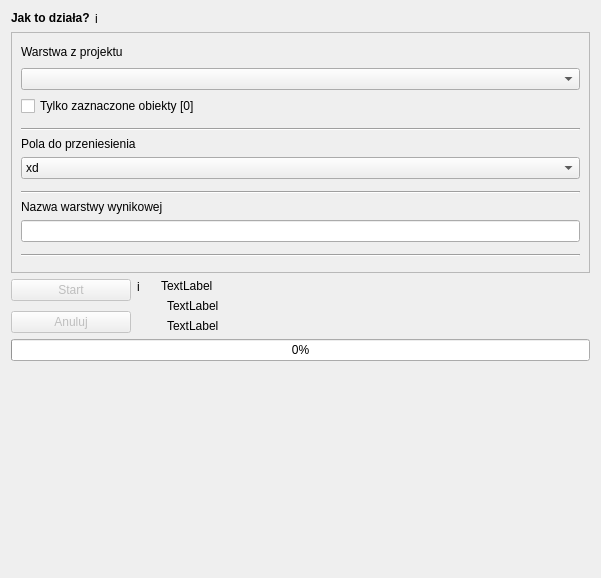
gis-support/gis-support-plugin, file gissupport_plugin/modules/uldk/modules/layer_import/main_base.ui: the form before one commit.
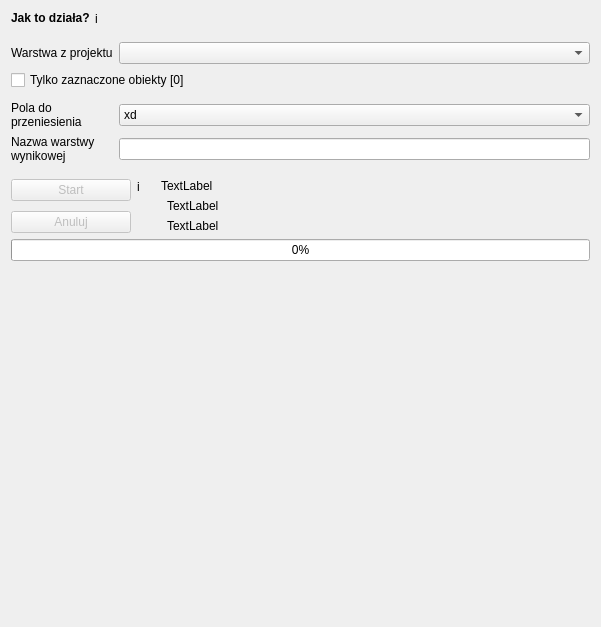
The form after the commit. Custom widgets are drawn as their Qt base class.

The edit to the form file:
```diff
--- a/gissupport_plugin/modules/uldk/modules/layer_import/main_base.ui
+++ b/gissupport_plugin/modules/uldk/modules/layer_import/main_base.ui
@@ -7,7 +7,7 @@
     <x>0</x>
     <y>0</y>
     <width>601</width>
-    <height>578</height>
+    <height>627</height>
    </rect>
   </property>
   <property name="sizePolicy">
@@ -101,130 +101,105 @@
     </widget>
    </item>
    <item>
-    <widget class="QFrame" name="frame">
+    <spacer name="verticalSpacer_2">
+     <property name="orientation">
+      <enum>Qt::Vertical</enum>
+     </property>
+     <property name="sizeType">
+      <enum>QSizePolicy::Maximum</enum>
+     </property>
+     <property name="sizeHint" stdset="0">
+      <size>
+       <width>20</width>
+       <height>10</height>
+      </size>
+     </property>
+    </spacer>
+   </item>
+   <item>
+    <layout class="QGridLayout" name="gridLayout_2">
+     <property name="topMargin">
+      <number>0</number>
+     </property>
+     <item row="4" column="1">
+      <widget class="QLineEdit" name="text_edit_target_layer_name">
      <property name="sizePolicy">
-      <sizepolicy hsizetype="Preferred" vsizetype="Minimum">
+        <sizepolicy hsizetype="Expanding" vsizetype="Fixed">
        <horstretch>0</horstretch>
        <verstretch>0</verstretch>
       </sizepolicy>
      </property>
-     <property name="minimumSize">
-      <size>
-       <width>0</width>
-       <height>240</height>
-      </size>
-     </property>
+      </widget>
+     </item>
+     <item row="3" column="0">
+      <widget class="QLabel" name="label_4">
      <property name="maximumSize">
       <size>
-       <width>16777215</width>
-       <height>16777215</height>
-      </size>
-     </property>
-     <property name="frameShape">
-      <enum>QFrame::StyledPanel</enum>
-     </property>
-     <property name="frameShadow">
-      <enum>QFrame::Raised</enum>
-     </property>
-     <layout class="QVBoxLayout" name="verticalLayout_8">
-      <item>
-       <widget class="QFrame" name="frame_4">
-        <property name="frameShape">
-         <enum>QFrame::NoFrame</enum>
-        </property>
-        <property name="frameShadow">
-         <enum>QFrame::Raised</enum>
-        </property>
-        <layout class="QVBoxLayout" name="verticalLayout_7">
-         <property name="leftMargin">
-          <number>0</number>
-         </property>
-         <property name="topMargin">
-          <number>0</number>
-         </property>
-         <property name="rightMargin">
-          <number>0</number>
-         </property>
-         <property name="bottomMargin">
-          <number>6</number>
-         </property>
-         <item>
-          <widget class="QLabel" name="label">
-           <property name="minimumSize">
-            <size>
-             <width>0</width>
-             <height>20</height>
-            </size>
-           </property>
-           <property name="maximumSize">
-            <size>
-             <width>16777215</width>
-             <height>20</height>
+         <width>150</width>
+         <height>100</height>
             </size>
            </property>
            <property name="text">
-            <string>Warstwa z projektu</string>
+        <string>Pola do przeniesienia</string>
+       </property>
+       <property name="wordWrap">
+        <bool>true</bool>
            </property>
           </widget>
          </item>
-         <item>
+     <item row="0" column="1">
           <widget class="QgsMapLayerComboBox" name="layer_select"/>
          </item>
-         <item>
+     <item row="1" column="0" colspan="2">
           <widget class="QCheckBox" name="checkbox_selected_only">
+       <property name="maximumSize">
+        <size>
+         <width>16777215</width>
+         <height>100</height>
+        </size>
+       </property>
            <property name="text">
             <string>Tylko zaznaczone obiekty [0]</string>
            </property>
           </widget>
          </item>
-        </layout>
-       </widget>
-      </item>
-      <item>
-       <widget class="Line" name="line_2">
-        <property name="orientation">
-         <enum>Qt::Horizontal</enum>
-        </property>
-       </widget>
-      </item>
-      <item>
-       <widget class="QFrame" name="frame_3">
-        <property name="frameShape">
-         <enum>QFrame::NoFrame</enum>
-        </property>
-        <property name="frameShadow">
-         <enum>QFrame::Raised</enum>
-        </property>
-        <layout class="QVBoxLayout" name="verticalLayout_6">
-         <property name="leftMargin">
-          <number>0</number>
-         </property>
-         <property name="topMargin">
-          <number>0</number>
-         </property>
-         <property name="rightMargin">
-          <number>0</number>
-         </property>
-         <property name="bottomMargin">
-          <number>6</number>
-         </property>
-         <item>
-          <widget class="QLabel" name="label_4">
-           <property name="maximumSize">
+     <item row="0" column="0">
+      <widget class="QLabel" name="label">
+       <property name="minimumSize">
             <size>
-             <width>16777215</width>
+         <width>0</width>
              <height>20</height>
             </size>
            </property>
+       <property name="maximumSize">
+        <size>
+         <width>150</width>
+         <height>100</height>
+        </size>
+       </property>
            <property name="text">
-            <string>Pola do przeniesienia</string>
+        <string>Warstwa z projektu</string>
+       </property>
+      </widget>
+     </item>
+     <item row="4" column="0">
+      <widget class="QLabel" name="label_2">
+       <property name="maximumSize">
+        <size>
+         <width>150</width>
+         <height>100</height>
+        </size>
+       </property>
+       <property name="text">
+        <string>Nazwa warstwy
+wynikowej</string>
            </property>
            <property name="wordWrap">
             <bool>true</bool>
            </property>
           </widget>
          </item>
-         <item>
+     <item row="3" column="1">
           <widget class="QgsCheckableComboBox" name="combobox_fields_select">
            <property name="defaultText">
             <string>Kliknij strzałkę, aby wybrać</string>
@@ -246,102 +221,39 @@
            </item>
           </widget>
          </item>
-        </layout>
-       </widget>
-      </item>
-      <item>
-       <widget class="Line" name="line">
+     <item row="2" column="0">
+      <spacer name="verticalSpacer_4">
         <property name="orientation">
-         <enum>Qt::Horizontal</enum>
-        </property>
-       </widget>
-      </item>
-      <item>
-       <widget class="QFrame" name="frame_5">
-        <property name="frameShape">
-         <enum>QFrame::NoFrame</enum>
-        </property>
-        <property name="frameShadow">
-         <enum>QFrame::Raised</enum>
-        </property>
-        <layout class="QVBoxLayout" name="verticalLayout_4">
-         <property name="leftMargin">
-          <number>0</number>
-         </property>
-         <property name="topMargin">
-          <number>0</number>
-         </property>
-         <property name="rightMargin">
-          <number>0</number>
-         </property>
-         <property name="bottomMargin">
-          <number>6</number>
-         </property>
-         <item>
-          <widget class="QLabel" name="label_2">
-           <property name="maximumSize">
+        <enum>Qt::Vertical</enum>
+       </property>
+       <property name="sizeType">
+        <enum>QSizePolicy::Preferred</enum>
+       </property>
+       <property name="sizeHint" stdset="0">
             <size>
-             <width>16777215</width>
-             <height>20</height>
-            </size>
-           </property>
-           <property name="text">
-            <string>Nazwa warstwy wynikowej</string>
-           </property>
-           <property name="wordWrap">
-            <bool>true</bool>
-           </property>
-          </widget>
-         </item>
-         <item>
-          <widget class="QLineEdit" name="text_edit_target_layer_name">
-           <property name="sizePolicy">
-            <sizepolicy hsizetype="Expanding" vsizetype="Fixed">
-             <horstretch>0</horstretch>
-             <verstretch>0</verstretch>
-            </sizepolicy>
-           </property>
-          </widget>
-         </item>
-        </layout>
-       </widget>
+         <width>20</width>
+         <height>5</height>
+        </size>
+       </property>
+      </spacer>
+     </item>
+    </layout>
       </item>
       <item>
-       <widget class="Line" name="line_3">
+    <spacer name="verticalSpacer_3">
         <property name="orientation">
-         <enum>Qt::Horizontal</enum>
-        </property>
-       </widget>
-      </item>
-      <item>
-       <widget class="QFrame" name="frame_6">
-        <property name="frameShape">
-         <enum>QFrame::NoFrame</enum>
-        </property>
-        <property name="frameShadow">
-         <enum>QFrame::Raised</enum>
-        </property>
-        <layout class="QFormLayout" name="formLayout">
-         <property name="horizontalSpacing">
-          <number>0</number>
-         </property>
-         <property name="leftMargin">
-          <number>0</number>
-         </property>
-         <property name="topMargin">
-          <number>0</number>
-         </property>
-         <property name="rightMargin">
-          <number>0</number>
-         </property>
-         <property name="bottomMargin">
-          <number>0</number>
-         </property>
-        </layout>
-       </widget>
-      </item>
-     </layout>
-    </widget>
+      <enum>Qt::Vertical</enum>
+     </property>
+     <property name="sizeType">
+      <enum>QSizePolicy::Maximum</enum>
+     </property>
+     <property name="sizeHint" stdset="0">
+      <size>
+       <width>20</width>
+       <height>10</height>
+      </size>
+     </property>
+    </spacer>
    </item>
    <item>
     <widget class="QFrame" name="frame_2">
@@ -519,16 +431,16 @@
   </layout>
  </widget>
  <customwidgets>
-  <customwidget>
-   <class>QgsCheckableComboBox</class>
-   <extends>QComboBox</extends>
-   <header>qgscheckablecombobox.h</header>
-  </customwidget>
   <customwidget>
    <class>QgsMapLayerComboBox</class>
    <extends>QComboBox</extends>
    <header>qgsmaplayercombobox.h</header>
   </customwidget>
+  <customwidget>
+   <class>QgsCheckableComboBox</class>
+   <extends>QComboBox</extends>
+   <header>qgscheckablecombobox.h</header>
+  </customwidget>
  </customwidgets>
  <resources/>
  <connections/>
```
Left out of the diff: 2 changed lines with no effect on the pictures. Lines whose indentation alone changed are shown as unchanged.
